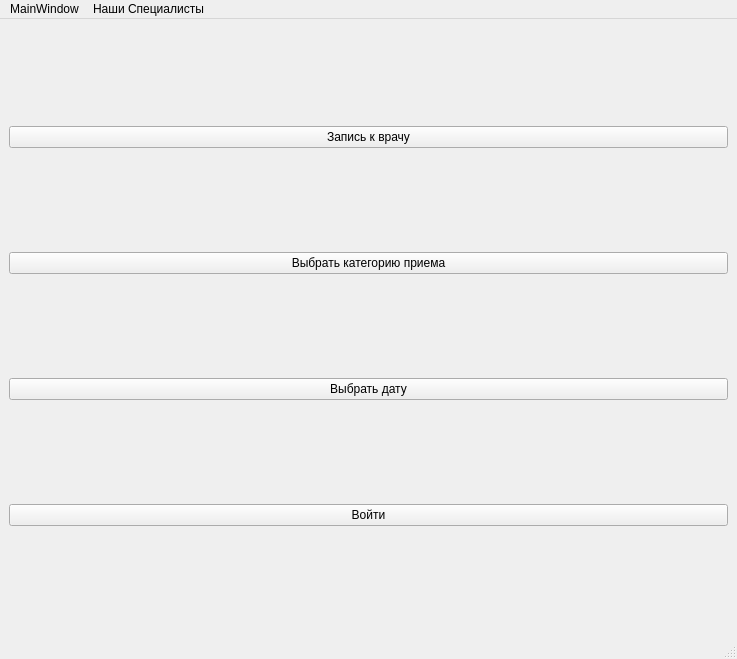
The window that 1.ui (elizashanker/YandexLuceymProject) describes before a commit, drawn with Qt 5.
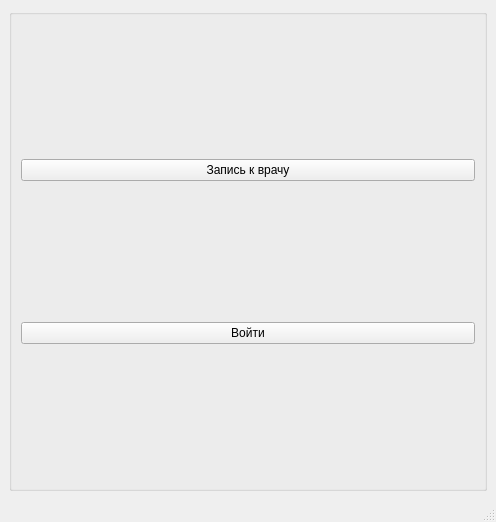
The same window after the commit.

Patch:
```diff
--- a/1.ui
+++ b/1.ui
@@ -6,8 +6,8 @@
    <rect>
     <x>0</x>
     <y>0</y>
-    <width>737</width>
-    <height>659</height>
+    <width>496</width>
+    <height>522</height>
    </rect>
   </property>
   <property name="windowTitle">
@@ -16,6 +16,12 @@
   <widget class="QWidget" name="centralwidget">
    <layout class="QGridLayout" name="gridLayout">
     <item row="0" column="0">
+     <widget class="QGroupBox" name="groupBox">
+      <property name="title">
+       <string/>
+      </property>
+      <layout class="QGridLayout" name="gridLayout_2">
+       <item row="0" column="0">
      <widget class="QPushButton" name="specialist_button">
       <property name="text">
        <string>Запись к врачу</string>
@@ -23,20 +29,6 @@
      </widget>
     </item>
     <item row="1" column="0">
-     <widget class="QPushButton" name="service_button">
-      <property name="text">
-       <string>Выбрать категорию приема</string>
-      </property>
-     </widget>
-    </item>
-    <item row="2" column="0">
-     <widget class="QPushButton" name="date_button">
-      <property name="text">
-       <string>Выбрать дату</string>
-      </property>
-     </widget>
-    </item>
-    <item row="3" column="0">
      <widget class="QPushButton" name="login_button">
       <property name="text">
        <string>Войти</string>
@@ -45,28 +37,8 @@
     </item>
    </layout>
   </widget>
-  <widget class="QMenuBar" name="menubar">
-   <property name="geometry">
-    <rect>
-     <x>0</x>
-     <y>0</y>
-     <width>737</width>
-     <height>22</height>
-    </rect>
-   </property>
-   <widget class="QMenu" name="menuMainWindow">
-    <property name="title">
-     <string>MainWindow</string>
-    </property>
-   </widget>
-   <widget class="QMenu" name="menu">
-    <property name="title">
-     <string>Наши Специалисты</string>
-    </property>
-    <addaction name="separator"/>
-   </widget>
-   <addaction name="menuMainWindow"/>
-   <addaction name="menu"/>
+    </item>
+   </layout>
   </widget>
   <widget class="QStatusBar" name="statusbar"/>
  </widget>
```
Lines whose indentation alone changed are shown as unchanged.
